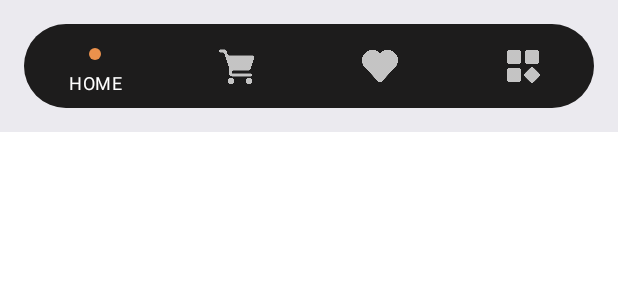
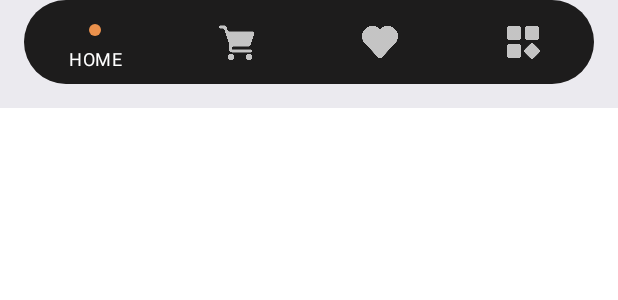
Before and after one commit to GaurangShaha/FleaMarket, an Android app built with Jetpack Compose: the @Preview function FleaMarketNavigationBarPreview, on a phone screen of 412 x 824 dp. Shown: the top 300 px of the screen. Run offline under Robolectric (Android 15) with nearby library versions, the phone set to English and light mode, and no system bars; our stand-ins replace window size class.

Commit message:
Changed padding

```diff
--- a/app/src/main/java/com/flea/market/ui/component/FleaMarketNavigationBar.kt
+++ b/app/src/main/java/com/flea/market/ui/component/FleaMarketNavigationBar.kt
@@ -68,7 +68,7 @@ internal fun FleaMarketNavigationBar(
         ) {
             BottomNavigation(
                 modifier = modifier
-                    .padding(16.dp)
+                    .padding(start = 16.dp, end = 16.dp, bottom = 16.dp)
                     .clip(MaterialTheme.extraShape.capsuleShape)
             ) {
                 destinations.forEachIndexed { index, it ->
@@ -170,8 +170,7 @@ enum class BottomNavigationScreens(
 @FleaMarketPreview
 private fun FleaMarketNavigationBarPreview() {
     FleaMarketThemePreview {
-        FleaMarketNavigationBar(
-            selectedNavigationItemIndex = 0,
+        FleaMarketNavigationBar(selectedNavigationItemIndex = 0,
             updateSelectedNavigationItemIndex = {})
     }
 }
```
